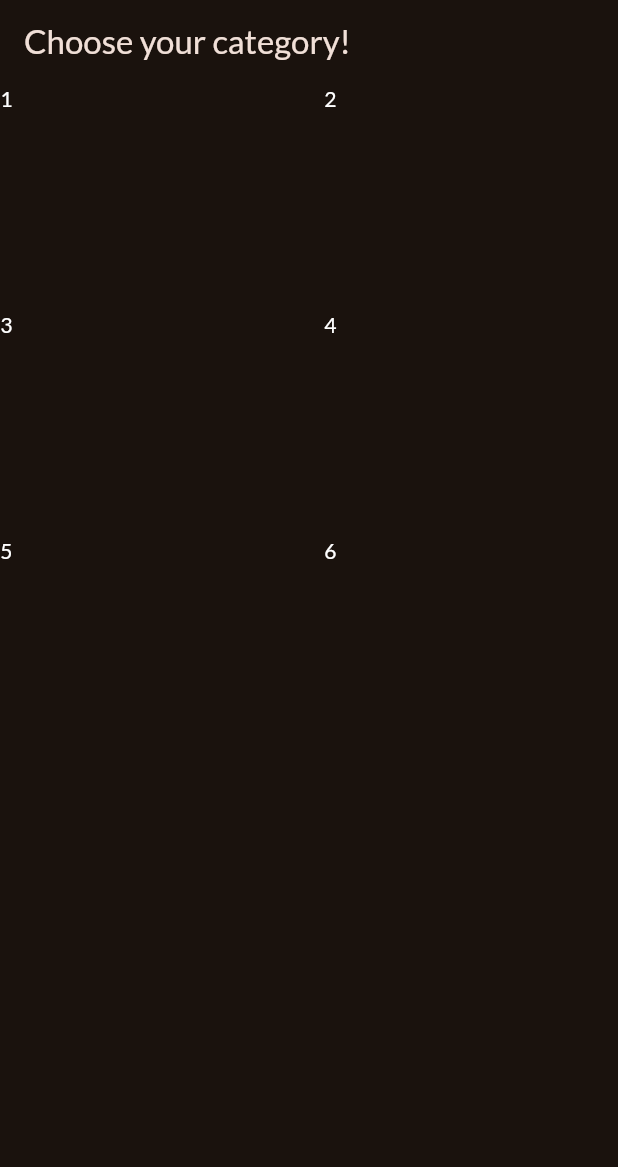
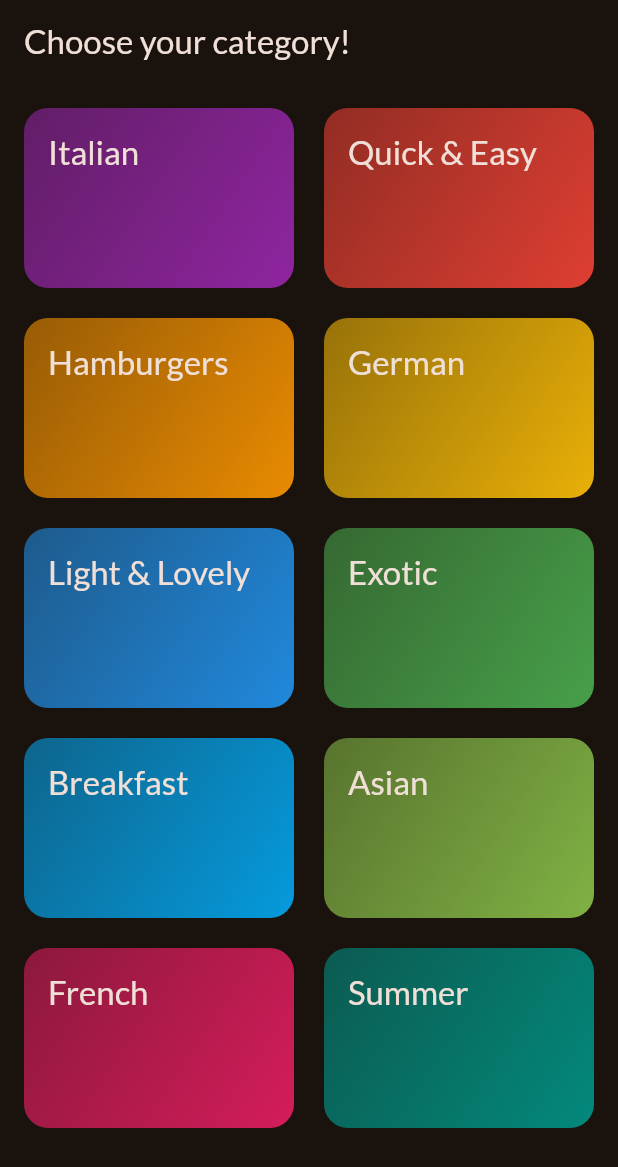
Before and after one commit to peterabrahamdev/Flutter-Projects, a Flutter app: the screen it shows after launch, on a phone screen of 412 x 824 dp. Shown: the top 1167 px of the screen. Run offline on Flutter 3.47's test engine with Material 2 defaults, Android fonts, the phone set to English and light mode, and no system bars; our stand-ins replace google_fonts.

Commit message:
Update project

```diff
--- a/meals_app/lib/categories_screen.dart
+++ /dev/null
@@ -1,49 +0,0 @@
-import 'package:flutter/material.dart';
-
-class CategoriesScreen extends StatelessWidget {
-  const CategoriesScreen({super.key});
-
-  @override
-  Widget build(BuildContext context) {
-    return Scaffold(
-      appBar: AppBar(
-        title: const Text('Choose your category!'),
-      ),
-      body: GridView(
-        gridDelegate: const SliverGridDelegateWithFixedCrossAxisCount(
-          crossAxisCount: 2,
-          childAspectRatio: 3 / 2,
-          crossAxisSpacing: 20,
-          mainAxisSpacing: 20,
-        ),
-        children: const [
-          Text(
-            '1',
-            style: TextStyle(color: Colors.white),
-          ),
-          Text(
-            '2',
-            style: TextStyle(color: Colors.white),
-          ),
-          Text(
-            '3',
-            style: TextStyle(color: Colors.white),
-          ),
-          Text(
-            '4',
-            style: TextStyle(color: Colors.white),
-          ),
-          Text(
-            '5',
-            style: TextStyle(color: Colors.white),
-          ),
-          Text(
-            '6',
-            style: TextStyle(color: Colors.white),
-          ),
-
-        ],
-      ),
-    );
-  }
-}
--- /dev/null
+++ b/meals_app/lib/data/dummy_data.dart
@@ -0,0 +1,408 @@
+import 'package:flutter/material.dart';
+
+import 'package:meals_app/models/category.dart';
+import 'package:meals_app/models/meal.dart';
+
+const availableCategories = [
+  Category(
+    id: 'c1',
+    title: 'Italian',
+    color: Colors.purple,
+  ),
+  Category(
+    id: 'c2',
+    title: 'Quick & Easy',
+    color: Colors.red,
+  ),
+  Category(
+    id: 'c3',
+    title: 'Hamburgers',
+    color: Colors.orange,
+  ),
+  Category(
+    id: 'c4',
+    title: 'German',
+    color: Colors.amber,
+  ),
+  Category(
+    id: 'c5',
+    title: 'Light & Lovely',
+    color: Colors.blue,
+  ),
+  Category(
+    id: 'c6',
+    title: 'Exotic',
+    color: Colors.green,
+  ),
+  Category(
+    id: 'c7',
+    title: 'Breakfast',
+    color: Colors.lightBlue,
+  ),
+  Category(
+    id: 'c8',
+    title: 'Asian',
+    color: Colors.lightGreen,
+  ),
+  Category(
+    id: 'c9',
+    title: 'French',
+    color: Colors.pink,
+  ),
+  Category(
+    id: 'c10',
+    title: 'Summer',
+    color: Colors.teal,
+  ),
+];
+
+const dummyMeals = [
+  Meal(
+    id: 'm1',
+    categories: [
+      'c1',
+      'c2',
+    ],
+    title: 'Spaghetti with Tomato Sauce',
+    affordability: Affordability.affordable,
+    complexity: Complexity.simple,
+    imageUrl:
+        'https://upload.wikimedia.org/wikipedia/commons/thumb/2/20/Spaghetti_Bolognese_mit_Parmesan_oder_Grana_Padano.jpg/800px-Spaghetti_Bolognese_mit_Parmesan_oder_Grana_Padano.jpg',
+    duration: 20,
+    ingredients: [
+      '4 Tomatoes',
+      '1 Tablespoon of Olive Oil',
+      '1 Onion',
+      '250g Spaghetti',
+      'Spices',
+      'Cheese (optional)'
+    ],
+    steps: [
+      'Cut the tomatoes and the onion into small pieces.',
+      'Boil some water - add salt to it once it boils.',
+      'Put the spaghetti into the boiling water - they should be done in about 10 to 12 minutes.',
+      'In the meantime, heaten up some olive oil and add the cut onion.',
+      'After 2 minutes, add the tomato pieces, salt, pepper and your other spices.',
+      'The sauce will be done once the spaghetti are.',
+      'Feel free to add some cheese on top of the finished dish.'
+    ],
+    isGlutenFree: false,
+    isVegan: true,
+    isVegetarian: true,
+    isLactoseFree: true,
+  ),
+  Meal(
+    id: 'm2',
+    categories: [
+      'c2',
+    ],
+    title: 'Toast Hawaii',
+    affordability: Affordability.affordable,
+    complexity: Complexity.simple,
+    imageUrl:
+        'https://cdn.pixabay.com/photo/2018/07/11/21/51/toast-3532016_1280.jpg',
+    duration: 10,
+    ingredients: [
+      '1 Slice White Bread',
+      '1 Slice Ham',
+      '1 Slice Pineapple',
+      '1-2 Slices of Cheese',
+      'Butter'
+    ],
+    steps: [
+      'Butter one side of the white bread',
+      'Layer ham, the pineapple and cheese on the white bread',
+      'Bake the toast for round about 10 minutes in the oven at 200°C'
+    ],
+    isGlutenFree: false,
+    isVegan: false,
+    isVegetarian: false,
+    isLactoseFree: false,
+  ),
+  Meal(
+    id: 'm3',
+    categories: [
+      'c2',
+      'c3',
+    ],
+    title: 'Classic Hamburger',
+    affordability: Affordability.pricey,
+    complexity: Complexity.simple,
+    imageUrl:
+        'https://cdn.pixabay.com/photo/2014/10/23/18/05/burger-500054_1280.jpg',
+    duration: 45,
+    ingredients: [
+      '300g Cattle Hack',
+      '1 Tomato',
+      '1 Cucumber',
+      '1 Onion',
+      'Ketchup',
+      '2 Burger Buns'
+    ],
+    steps: [
+      'Form 2 patties',
+      'Fry the patties for c. 4 minutes on each side',
+      'Quickly fry the buns for c. 1 minute on each side',
+      'Bruch buns with ketchup',
+      'Serve burger with tomato, cucumber and onion'
+    ],
+    isGlutenFree: false,
+    isVegan: false,
+    isVegetarian: false,
+    isLactoseFree: true,
+  ),
+  Meal(
+    id: 'm4',
+    categories: [
+      'c4',
+    ],
+    title: 'Wiener Schnitzel',
+    affordability: Affordability.luxurious,
+    complexity: Complexity.challenging,
+    imageUrl:
+        'https://cdn.pixabay.com/photo/2018/03/31/19/29/schnitzel-3279045_1280.jpg',
+    duration: 60,
+    ingredients: [
+      '8 Veal Cutlets',
+      '4 Eggs',
+      '200g Bread Crumbs',
+      '100g Flour',
+      '300ml Butter',
+      '100g Vegetable Oil',
+      'Salt',
+      'Lemon Slices'
+    ],
+    steps: [
+      'Tenderize the veal to about 2–4mm, and salt on both sides.',
+      'On a flat plate, stir the eggs briefly with a fork.',
+      'Lightly coat the cutlets in flour then dip into the egg, and finally, coat in breadcrumbs.',
+      'Heat the butter and oil in a large pan (allow the fat to get very hot) and fry the schnitzels until golden brown on both sides.',
+      'Make sure to toss the pan regularly so that the schnitzels are surrounded by oil and the crumbing becomes ‘fluffy’.',
+      'Remove, and drain on kitchen paper. Fry the parsley in the remaining oil and drain.',
+      'Place the schnitzels on awarmed plate and serve garnishedwith parsley and slices of lemon.'
+    ],
+    isGlutenFree: false,
+    isVegan: false,
+    isVegetarian: false,
+    isLactoseFree: false,
+  ),
+  Meal(
+    id: 'm5',
+    categories: [
+      'c2'
+          'c5',
+      'c10',
+    ],
+    title: 'Salad with Smoked Salmon',
+    affordability: Affordability.luxurious,
+    complexity: Complexity.simple,
+    imageUrl:
+        'https://cdn.pixabay.com/photo/2016/10/25/13/29/smoked-salmon-salad-1768890_1280.jpg',
+    duration: 15,
+    ingredients: [
+      'Arugula',
+      'Lamb\'s Lettuce',
+      'Parsley',
+      'Fennel',
+      '200g Smoked Salmon',
+      'Mustard',
+      'Balsamic Vinegar',
+      'Olive Oil',
+      'Salt and Pepper'
+    ],
+    steps: [
+      'Wash and cut salad and herbs',
+      'Dice the salmon',
+      'Process mustard, vinegar and olive oil into a dessing',
+      'Prepare the salad',
+      'Add salmon cubes and dressing'
+    ],
+    isGlutenFree: true,
+    isVegan: false,
+    isVegetarian: true,
+    isLactoseFree: true,
+  ),
+  Meal(
+    id: 'm6',
+    categories: [
+      'c6',
+      'c10',
+    ],
+    title: 'Delicious Orange Mousse',
+    affordability: Affordability.affordable,
+    complexity: Complexity.hard,
+    imageUrl:
+        'https://cdn.pixabay.com/photo/2017/05/01/05/18/pastry-2274750_1280.jpg',
+    duration: 240,
+    ingredients: [
+      '4 Sheets of Gelatine',
+      '150ml Orange Juice',
+      '80g Sugar',
+      '300g Yoghurt',
+      '200g Cream',
+      'Orange Peel',
+    ],
+    steps: [
+      'Dissolve gelatine in pot',
+      'Add orange juice and sugar',
+      'Take pot off the stove',
+      'Add 2 tablespoons of yoghurt',
+      'Stir gelatin under remaining yoghurt',
+      'Cool everything down in the refrigerator',
+      'Whip the cream and lift it under die orange mass',
+      'Cool down again for at least 4 hours',
+      'Serve with orange peel',
+    ],
+    isGlutenFree: true,
+    isVegan: false,
+    isVegetarian: true,
+    isLactoseFree: false,
+  ),
+  Meal(
+    id: 'm7',
+    categories: [
+      'c7',
+    ],
+    title: 'Pancakes',
+    affordability: Affordability.affordable,
+    complexity: Complexity.simple,
+    imageUrl:
+        'https://cdn.pixabay.com/photo/2018/07/10/21/23/pancake-3529653_1280.jpg',
+    duration: 20,
+    ingredients: [
+      '1 1/2 Cups all-purpose Flour',
+      '3 1/2 Teaspoons Baking Powder',
+      '1 Teaspoon Salt',
+      '1 Tablespoon White Sugar',
+      '1 1/4 cups Milk',
+      '1 Egg',
+      '3 Tablespoons Butter, melted',
+    ],
+    steps: [
+      'In a large bowl, sift together the flour, baking powder, salt and sugar.',
+      'Make a well in the center and pour in the milk, egg and melted butter; mix until smooth.',
+      'Heat a lightly oiled griddle or frying pan over medium high heat.',
+      'Pour or scoop the batter onto the griddle, using approximately 1/4 cup for each pancake. Brown on both sides and serve hot.'
+    ],
+    isGlutenFree: true,
+    isVegan: false,
+    isVegetarian: true,
+    isLactoseFree: false,
+  ),
+  Meal(
+    id: 'm8',
+    categories: [
+      'c8',
+    ],
+    title: 'Creamy Indian Chicken Curry',
+    affordability: Affordability.pricey,
+    complexity: Complexity.challenging,
+    imageUrl:
+        'https://cdn.pixabay.com/photo/2018/06/18/16/05/indian-food-3482749_1280.jpg',
+    duration: 35,
+    ingredients: [
+      '4 Chicken Breasts',
+      '1 Onion',
+      '2 Cloves of Garlic',
+      '1 Piece of Ginger',
+      '4 Tablespoons Almonds',
+      '1 Teaspoon Cayenne Pepper',
+      '500ml Coconut Milk',
+    ],
+    steps: [
+      'Slice and fry the chicken breast',
+      'Process onion, garlic and ginger into paste and sauté everything',
+      'Add spices and stir fry',
+      'Add chicken breast + 250ml of water and cook everything for 10 minutes',
+      'Add coconut milk',
+      'Serve with rice'
+    ],
+    isGlutenFree: true,
+    isVegan: false,
+    isVegetarian: false,
+    isLactoseFree: true,
+  ),
+  Meal(
+    id: 'm9',
+    categories: [
+      'c9',
+    ],
+    title: 'Chocolate Souffle',
+    affordability: Affordability.affordable,
+    complexity: Complexity.hard,
+    imageUrl:
+        'https://cdn.pixabay.com/photo/2014/08/07/21/07/souffle-412785_1280.jpg',
+    duration: 45,
+    ingredients: [
+      '1 Teaspoon melted Butter',
+      '2 Tablespoons white Sugar',
+      '2 Ounces 70% dark Chocolate, broken into pieces',
+      '1 Tablespoon Butter',
+      '1 Tablespoon all-purpose Flour',
+      '4 1/3 tablespoons cold Milk',
+      '1 Pinch Salt',
+      '1 Pinch Cayenne Pepper',
+      '1 Large Egg Yolk',
+      '2 Large Egg Whites',
+      '1 Pinch Cream of Tartar',
+      '1 Tablespoon white Sugar',
+    ],
+    steps: [
+      'Preheat oven to 190°C. Line a rimmed baking sheet with parchment paper.',
+      'Brush bottom and sides of 2 ramekins lightly with 1 teaspoon melted butter; cover bottom and sides right up to the rim.',
+      'Add 1 tablespoon white sugar to ramekins. Rotate ramekins until sugar coats all surfaces.',
+      'Place chocolate pieces in a metal mixing bowl.',
+      'Place bowl over a pan of about 3 cups hot water over low heat.',
+      'Melt 1 tablespoon butter in a skillet over medium heat. Sprinkle in flour. Whisk until flour is incorporated into butter and mixture thickens.',
+      'Whisk in cold milk until mixture becomes smooth and thickens. Transfer mixture to bowl with melted chocolate.',
+      'Add salt and cayenne pepper. Mix together thoroughly. Add egg yolk and mix to combine.',
+      'Leave bowl above the hot (not simmering) water to keep chocolate warm while you whip the egg whites.',
+      'Place 2 egg whites in a mixing bowl; add cream of tartar. Whisk until mixture begins to thicken and a drizzle from the whisk stays on the surface about 1 second before disappearing into the mix.',
+      'Add 1/3 of sugar and whisk in. Whisk in a bit more sugar about 15 seconds.',
+      'whisk in the rest of the sugar. Continue whisking until mixture is about as thick as shaving cream and holds soft peaks, 3 to 5 minutes.',
+      'Transfer a little less than half of egg whites to chocolate.',
+      'Mix until egg whites are thoroughly incorporated into the chocolate.',
+      'Add the rest of the egg whites; gently fold into the chocolate with a spatula, lifting from the bottom and folding over.',
+      'Stop mixing after the egg white disappears. Divide mixture between 2 prepared ramekins. Place ramekins on prepared baking sheet.',
+      'Bake in preheated oven until scuffles are puffed and have risen above the top of the rims, 12 to 15 minutes.',
+    ],
+    isGlutenFree: true,
+    isVegan: false,
+    isVegetarian: true,
+    isLactoseFree: false,
+  ),
+  Meal(
+    id: 'm10',
+    categories: [
+      'c2',
+      'c5',
+      'c10',
+    ],
+    title: 'Asparagus Salad with Cherry Tomatoes',
+    affordability: Affordability.luxurious,
+    complexity: Complexity.simple,
+    imageUrl:
+        'https://cdn.pixabay.com/photo/2018/04/09/18/26/asparagus-3304997_1280.jpg',
+    duration: 30,
+    ingredients: [
+      'White and Green Asparagus',
+      '30g Pine Nuts',
+      '300g Cherry Tomatoes',
+      'Salad',
+      'Salt, Pepper and Olive Oil'
+    ],
+    steps: [
+      'Wash, peel and cut the asparagus',
+      'Cook in salted water',
+      'Salt and pepper the asparagus',
+      'Roast the pine nuts',
+      'Halve the tomatoes',
+      'Mix with asparagus, salad and dressing',
+      'Serve with Baguette'
+    ],
+    isGlutenFree: true,
+    isVegan: true,
+    isVegetarian: true,
+    isLactoseFree: true,
+  ),
+];
--- a/meals_app/lib/main.dart
+++ b/meals_app/lib/main.dart
@@ -1,7 +1,7 @@
 import 'package:flutter/material.dart';
 
 import 'package:google_fonts/google_fonts.dart';
-import 'package:meals_app/categories_screen.dart';
+import 'package:meals_app/screens/categories_screen.dart';
 
 final theme = ThemeData(
   useMaterial3: true,
--- /dev/null
+++ b/meals_app/lib/models/category.dart
@@ -0,0 +1,13 @@
+import 'package:flutter/material.dart';
+
+class Category {
+  const Category({
+    required this.id,
+    required this.title,
+    this.color = Colors.orange,
+  });
+
+  final String id;
+  final String title;
+  final Color color;
+}
--- /dev/null
+++ b/meals_app/lib/models/meal.dart
@@ -0,0 +1,43 @@
+enum Complexity {
+  simple,
+  challenging,
+  hard,
+}
+
+enum Affordability {
+  affordable,
+  pricey,
+  luxurious,
+}
+
+class Meal {
+  const Meal({
+    required this.id,
+    required this.categories,
+    required this.title,
+    required this.imageUrl,
+    required this.ingredients,
+    required this.steps,
+    required this.duration,
+    required this.complexity,
+    required this.affordability,
+    required this.isGlutenFree,
+    required this.isLactoseFree,
+    required this.isVegan,
+    required this.isVegetarian,
+  });
+
+  final String id;
+  final List<String> categories;
+  final String title;
+  final String imageUrl;
+  final List<String> ingredients;
+  final List<String> steps;
+  final int duration;
+  final Complexity complexity;
+  final Affordability affordability;
+  final bool isGlutenFree;
+  final bool isLactoseFree;
+  final bool isVegan;
+  final bool isVegetarian;
+}
--- /dev/null
+++ b/meals_app/lib/screens/categories_screen.dart
@@ -0,0 +1,49 @@
+import 'package:flutter/material.dart';
+import 'package:meals_app/screens/meals_screen.dart';
+import 'package:meals_app/widgets/category_grid_item.dart';
+import 'package:meals_app/models/category.dart';
+
+import '../data/dummy_data.dart';
+
+class CategoriesScreen extends StatelessWidget {
+  const CategoriesScreen({super.key});
+
+  void _selectCategory(BuildContext context, Category category) {
+    var filteredMeals = dummyMeals
+        .where((meal) => meal.categories.contains(category.id))
+        .toList();
+    Navigator.of(context).push(MaterialPageRoute(
+      builder: (ctx) =>
+          MealsScreen(title: category.title, meals: filteredMeals),
+    ));
+  }
+
+  @override
+  Widget build(BuildContext context) {
+    return Scaffold(
+      appBar: AppBar(
+        title: const Text('Choose your category!'),
+      ),
+      body: Padding(
+        padding: const EdgeInsets.all(16.0),
+        child: GridView(
+          gridDelegate: const SliverGridDelegateWithFixedCrossAxisCount(
+            crossAxisCount: 2,
+            childAspectRatio: 3 / 2,
+            crossAxisSpacing: 20,
+            mainAxisSpacing: 20,
+          ),
+          children: [
+            for (final category in availableCategories)
+              CategoryGridItem(
+                category: category,
+                onSelectCategory: () {
+                  _selectCategory(context, category);
+                },
+              )
+          ],
+        ),
+      ),
+    );
+  }
+}
--- /dev/null
+++ b/meals_app/lib/screens/meals_screen.dart
@@ -0,0 +1,40 @@
+import 'package:flutter/material.dart';
+
+import '../models/meal.dart';
+
+class MealsScreen extends StatelessWidget {
+  const MealsScreen({super.key, required this.title, required this.meals});
+
+  final String title;
+  final List<Meal> meals;
+
+  @override
+  Widget build(BuildContext context) {
+    Widget content = ListView.builder(
+        itemCount: meals.length,
+        itemBuilder: (ctx, index) => Text(meals[index].title));
+    if (meals.isEmpty) {
+      content = Center(
+        child: Column(children: [
+          Text('Uh oh ... nothing here!',
+              style: Theme.of(context)
+                  .textTheme
+                  .headlineLarge!
+                  .copyWith(color: Theme.of(context).colorScheme.onBackground)),
+          const SizedBox(
+            height: 16,
+          ),
+          Text('Try selecting a different category!',
+              style: Theme.of(context)
+                  .textTheme
+                  .bodyLarge!
+                  .copyWith(color: Theme.of(context).colorScheme.onBackground))
+        ]),
+      );
+    }
+    return Scaffold(
+      appBar: AppBar(title: Text(title)),
+      body: content,
+    );
+  }
+}
--- /dev/null
+++ b/meals_app/lib/widgets/category_grid_item.dart
@@ -0,0 +1,38 @@
+import 'package:flutter/material.dart';
+
+import '../models/category.dart';
+
+class CategoryGridItem extends StatelessWidget {
+  const CategoryGridItem({super.key, required this.category, required this.onSelectCategory});
+
+  final Category category;
+  final Function() onSelectCategory;
+
+  @override
+  Widget build(BuildContext context) {
+    return InkWell(
+      splashColor: Theme.of(context).primaryColor,
+      onTap: onSelectCategory,
+      borderRadius: BorderRadius.circular(16),
+      child: Container(
+        padding: const EdgeInsets.all(16),
+        decoration: BoxDecoration(
+          borderRadius: BorderRadius.circular(16),
+            gradient: LinearGradient(
+          colors: [
+            category.color.withOpacity(0.55),
+            category.color.withOpacity(0.9),
+          ],
+          begin: Alignment.topLeft,
+          end: Alignment.bottomRight,
+        )),
+        child: Text(
+          category.title,
+          style: Theme.of(context).textTheme.titleLarge!.copyWith(
+                color: Theme.of(context).colorScheme.onBackground,
+              ),
+        ),
+      ),
+    );
+  }
+}
```
